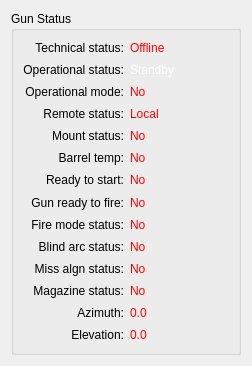
MiftahSalam/FA-FCS-2020-HMI, file src/view/panel/gun/frame_gun_data_monitoring.ui: the form before one commit.
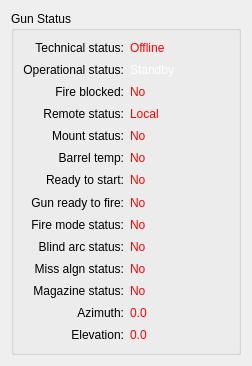
The form after the commit.

Commit message: adjust - change status label name

The edit to the form file:
```diff
--- a/src/view/panel/gun/frame_gun_data_monitoring.ui
+++ b/src/view/panel/gun/frame_gun_data_monitoring.ui
@@ -62,7 +62,7 @@
           <item>
            <widget class="QLabel" name="label_8">
             <property name="text">
-             <string>Operational mode:</string>
+             <string>Fire blocked:</string>
             </property>
             <property name="alignment">
              <set>Qt::AlignRight|Qt::AlignTrailing|Qt::AlignVCenter</set>
```
